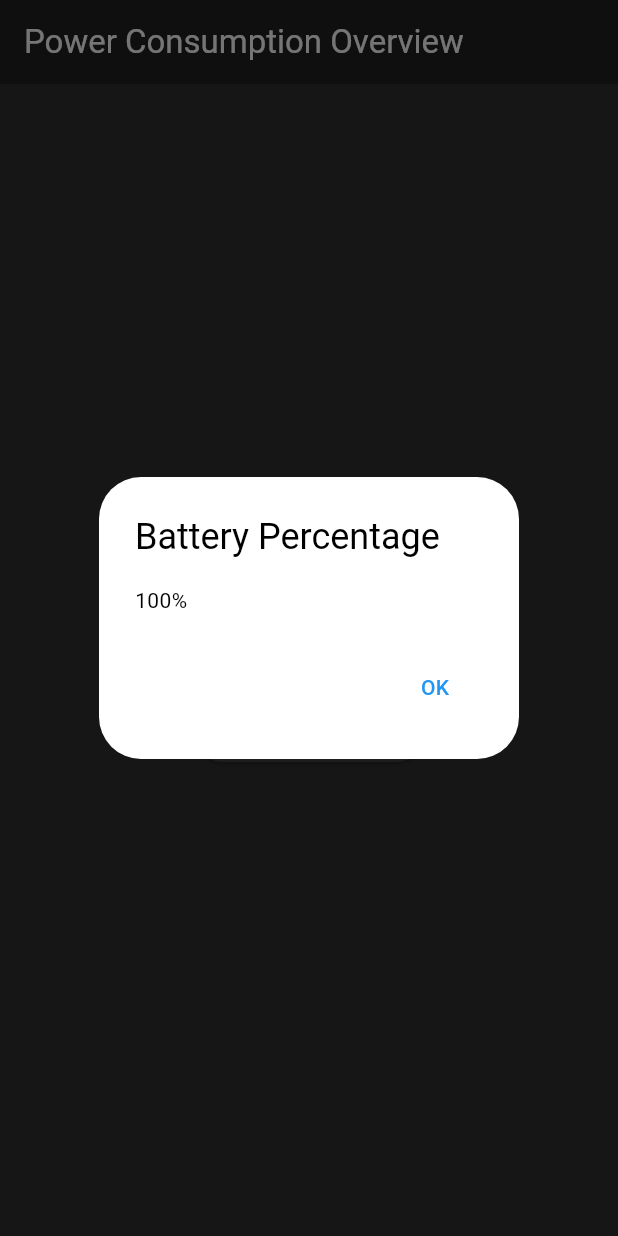
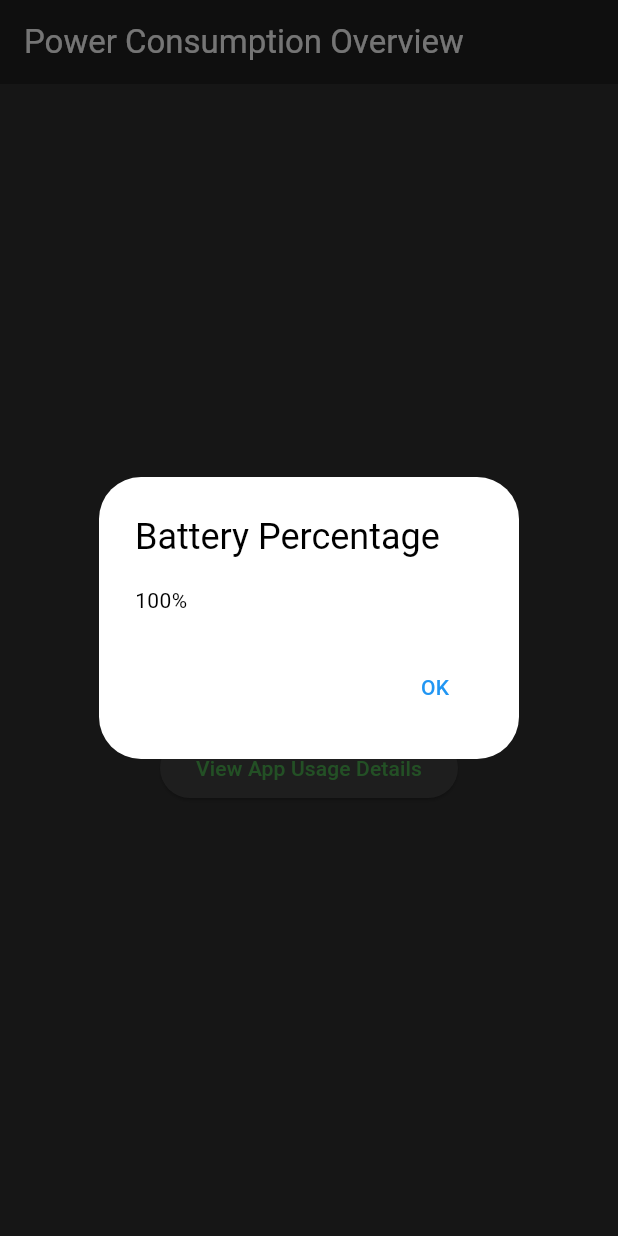
Before and after one commit to miguelito4111/batterytracker, a Flutter app: the screen it shows after launch, after a tap on "Get Current Battery Percentage", on a phone screen of 412 x 824 dp. Run offline on Flutter 3.47's test engine with Material 3 defaults, Android fonts, the phone set to English and light mode, and no system bars; our stand-ins replace battery, hive, hive_flutter; accounts and stored records are empty.

Commit message:
new feture

```diff
--- a/lib/main.dart
+++ b/lib/main.dart
@@ -1,16 +1,19 @@
 import 'package:flutter/material.dart';
 import 'package:hive_flutter/hive_flutter.dart';
-import 'battery_data.dart'; // Ensure this is correctly imported
+import 'battery_data.dart';
+import 'app_usage_data.dart';
 import 'main_screen.dart';
 import 'historical_data_screen.dart';
 import 'app_details_screen.dart';
+import 'app_usage_screen.dart';
 
 void main() async {
   WidgetsFlutterBinding.ensureInitialized();
   await Hive.initFlutter();
-  Hive.registerAdapter(BatteryDataAdapter()); // Register your adapter
-  await Hive.openBox<BatteryData>(
-      'batteryData'); // Correctly open your box as BatteryData
+  Hive.registerAdapter(BatteryDataAdapter());
+  Hive.registerAdapter(AppUsageDataAdapter());
+  await Hive.openBox<BatteryData>('batteryData');
+  await Hive.openBox<AppUsageData>('appUsageData');
   runApp(MyApp());
 }
 
@@ -21,27 +24,30 @@
       title: 'Power Monitor',
       theme: ThemeData(
         brightness: Brightness.light,
-        primaryColor: Colors.grey[900],        // blue as the accent color
+        primaryColor: Colors.grey[900],
         scaffoldBackgroundColor: Colors.grey[850],
         appBarTheme: AppBarTheme(
           color: Colors.grey[900],
           elevation: 0,
         ),
         buttonTheme: ButtonThemeData(
-          buttonColor: Colors.blue,  // Buttons will have a blue color
+          buttonColor: Colors.blue,
           textTheme: ButtonTextTheme.primary,
         ),
         elevatedButtonTheme: ElevatedButtonThemeData(
           style: ElevatedButton.styleFrom(
-            foregroundColor: Colors.green, backgroundColor: Colors.grey[800],   // Button text color for light themes
+            foregroundColor: Colors.green,
+            backgroundColor: Colors.grey[800],
           ),
-        ), colorScheme: ColorScheme.fromSwatch().copyWith(secondary: Colors.blue),
+        ),
+        colorScheme: ColorScheme.fromSwatch().copyWith(secondary: Colors.blue),
       ),
       initialRoute: '/',
       routes: {
         '/': (context) => MainScreen(),
         '/historical': (context) => HistoricalDataScreen(),
         '/details': (context) => AppDetailsScreen(),
+        '/appUsage': (context) => AppUsageScreen(),
       },
     );
   }
--- a/lib/main_screen.dart
+++ b/lib/main_screen.dart
@@ -1,9 +1,10 @@
 import 'package:flutter/material.dart';
 import 'package:battery/battery.dart';
 import 'package:hive/hive.dart';
-import 'battery_data.dart'; // Import battery data model
+import 'battery_data.dart';
 import 'historical_data_screen.dart';
 import 'app_details_screen.dart';
+import 'app_usage_screen.dart';
 
 class MainScreen extends StatefulWidget {
   @override
@@ -34,8 +35,7 @@ class _MainScreenState extends State<MainScreen> {
 
   Future<void> _getBatteryUsage() async {
     try {
-      final int result =
-          await _battery.batteryLevel; // Using the battery package
+      final int result = await _battery.batteryLevel;
       showDialog(
         context: context,
         builder: (BuildContext context) {
@@ -46,7 +46,7 @@ class _MainScreenState extends State<MainScreen> {
               TextButton(
                 child: Text('OK'),
                 onPressed: () {
-                  Navigator.of(context).pop(); // Close the pop-up
+                  Navigator.of(context).pop();
                 },
               ),
             ],
@@ -64,7 +64,7 @@ class _MainScreenState extends State<MainScreen> {
               TextButton(
                 child: Text('OK'),
                 onPressed: () {
-                  Navigator.of(context).pop(); // Close the pop-up
+                  Navigator.of(context).pop();
                 },
               ),
             ],
@@ -78,9 +78,8 @@ class _MainScreenState extends State<MainScreen> {
   Widget build(BuildContext context) {
     return Scaffold(
       appBar: AppBar(
-        title: Text(
-          'Power Consumption Overview',
-        style: TextStyle(color: Colors.white) ),
+        title: Text('Power Consumption Overview',
+            style: TextStyle(color: Colors.white)),
       ),
       body: Center(
         child: Column(
@@ -109,6 +108,15 @@ class _MainScreenState extends State<MainScreen> {
               },
               child: Text('View App Details'),
             ),
+            ElevatedButton(
+              onPressed: () {
+                Navigator.push(
+                  context,
+                  MaterialPageRoute(builder: (context) => AppUsageScreen()),
+                );
+              },
+              child: Text('View App Usage Details'),
+            ),
           ],
         ),
       ),
@@ -117,7 +125,7 @@ class _MainScreenState extends State<MainScreen> {
 
   @override
   void dispose() {
-    _batteryBox.close(); // Close the Hive box when not needed
+    _batteryBox.close();
     super.dispose();
   }
 }
```
Also changed, not shown: lib/app_usage_data.dart (added, +16 -0 lines), lib/app_usage_screen.dart (added, +72 -0 lines), lib/historical_data_screen.dart (+8 -9 lines), lib/app_usage_data.g.dart (added), 1 other file.
